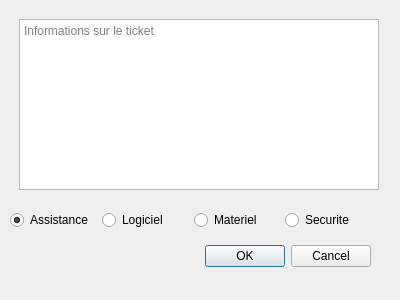
First picture: the form in dialognouveauticket.ui, repository madisonnoyer54/EasyTicket, before the edit.
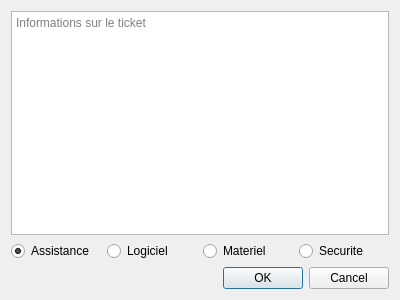
Second picture: the form after the edit.

Commit message: ajout de constante et correction dialog

Diff of the .ui file:
```diff
--- a/dialognouveauticket.ui
+++ b/dialognouveauticket.ui
@@ -13,47 +13,26 @@
   <property name="windowTitle">
    <string>Dialog</string>
   </property>
-  <widget class="QDialogButtonBox" name="buttonBox">
-   <property name="geometry">
-    <rect>
-     <x>30</x>
-     <y>240</y>
-     <width>341</width>
-     <height>32</height>
-    </rect>
-   </property>
-   <property name="orientation">
-    <enum>Qt::Horizontal</enum>
-   </property>
-   <property name="standardButtons">
-    <set>QDialogButtonBox::Cancel|QDialogButtonBox::Ok</set>
-   </property>
-  </widget>
+  <layout class="QVBoxLayout" name="verticalLayout_2">
+   <item>
+    <layout class="QVBoxLayout" name="verticalLayout">
+     <item>
   <widget class="QTextEdit" name="informationsText">
-   <property name="geometry">
-    <rect>
-     <x>19</x>
-     <y>19</y>
-     <width>360</width>
-     <height>171</height>
-    </rect>
-   </property>
    <property name="placeholderText">
     <string>Informations sur le ticket</string>
    </property>
   </widget>
-  <widget class="QWidget" name="horizontalLayoutWidget">
-   <property name="geometry">
-    <rect>
-     <x>10</x>
-     <y>200</y>
-     <width>361</width>
-     <height>41</height>
-    </rect>
-   </property>
+     </item>
+     <item>
    <layout class="QHBoxLayout" name="horizontalLayout">
     <item>
      <widget class="QRadioButton" name="Assistance">
+         <property name="sizePolicy">
+          <sizepolicy hsizetype="Expanding" vsizetype="Fixed">
+           <horstretch>0</horstretch>
+           <verstretch>0</verstretch>
+          </sizepolicy>
+         </property>
       <property name="text">
        <string>Assistance</string>
       </property>
@@ -64,6 +43,12 @@
     </item>
     <item>
      <widget class="QRadioButton" name="Logiciel">
+         <property name="sizePolicy">
+          <sizepolicy hsizetype="Expanding" vsizetype="Fixed">
+           <horstretch>0</horstretch>
+           <verstretch>0</verstretch>
+          </sizepolicy>
+         </property>
       <property name="text">
        <string>Logiciel</string>
       </property>
@@ -71,6 +56,12 @@
     </item>
     <item>
      <widget class="QRadioButton" name="Materiel">
+         <property name="sizePolicy">
+          <sizepolicy hsizetype="Expanding" vsizetype="Fixed">
+           <horstretch>0</horstretch>
+           <verstretch>0</verstretch>
+          </sizepolicy>
+         </property>
       <property name="text">
        <string>Materiel</string>
       </property>
@@ -78,13 +69,32 @@
     </item>
     <item>
      <widget class="QRadioButton" name="Securite">
+         <property name="sizePolicy">
+          <sizepolicy hsizetype="Expanding" vsizetype="Fixed">
+           <horstretch>0</horstretch>
+           <verstretch>0</verstretch>
+          </sizepolicy>
+         </property>
       <property name="text">
        <string>Securite</string>
       </property>
      </widget>
     </item>
    </layout>
-  </widget>
+     </item>
+     <item>
+      <widget class="QDialogButtonBox" name="buttonBox">
+       <property name="orientation">
+        <enum>Qt::Horizontal</enum>
+       </property>
+       <property name="standardButtons">
+        <set>QDialogButtonBox::Cancel|QDialogButtonBox::Ok</set>
+       </property>
+      </widget>
+     </item>
+    </layout>
+   </item>
+  </layout>
  </widget>
  <resources/>
  <connections>
```
Lines whose indentation alone changed are shown as unchanged. The commit also changes 4 other files.
